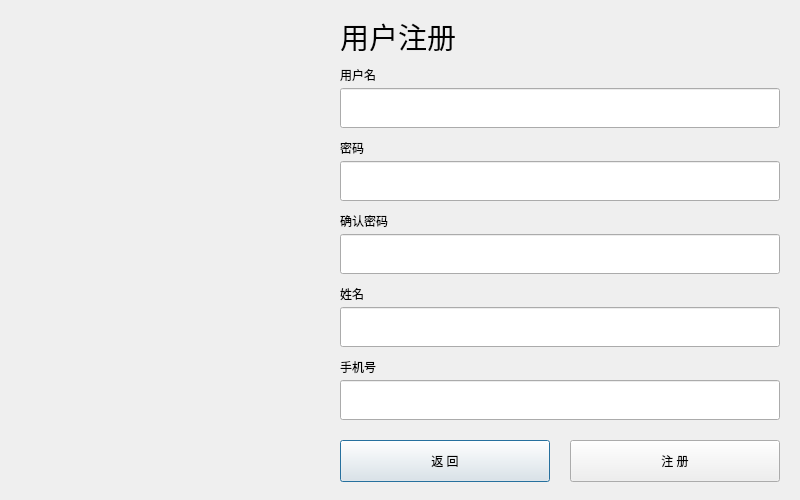
The window that UI/Register/registerdialog.ui (HeQiTZD/ParkingSystem) describes before a commit, drawn with Qt 5.
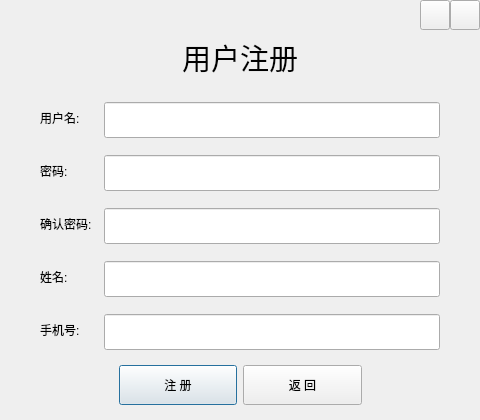
The same window after the commit.

The edit to the form file:
```diff
--- a/UI/Register/registerdialog.ui
+++ b/UI/Register/registerdialog.ui
@@ -6,29 +6,20 @@
    <rect>
     <x>0</x>
     <y>0</y>
-    <width>800</width>
-    <height>500</height>
+    <width>480</width>
+    <height>420</height>
    </rect>
   </property>
   <property name="minimumSize">
    <size>
-    <width>800</width>
-    <height>500</height>
-   </size>
-  </property>
-  <property name="maximumSize">
-   <size>
-    <width>800</width>
-    <height>500</height>
+    <width>400</width>
+    <height>380</height>
    </size>
   </property>
   <property name="windowTitle">
    <string>用户注册</string>
   </property>
-  <layout class="QHBoxLayout" name="horizontalLayout">
-   <property name="spacing">
-    <number>0</number>
-   </property>
+  <layout class="QGridLayout" name="gridLayout">
    <property name="leftMargin">
     <number>0</number>
    </property>
@@ -39,265 +30,298 @@
     <number>0</number>
    </property>
    <property name="bottomMargin">
-    <number>0</number>
+    <number>6</number>
    </property>
-   <item>
-    <widget class="QWidget" name="brandPanel" native="true">
-     <property name="sizePolicy">
-      <sizepolicy hsizetype="Preferred" vsizetype="Preferred">
-       <horstretch>2</horstretch>
-       <verstretch>0</verstretch>
-      </sizepolicy>
-     </property>
-    </widget>
-   </item>
-   <item>
-    <widget class="QWidget" name="registerPanel" native="true">
-     <property name="sizePolicy">
-      <sizepolicy hsizetype="Preferred" vsizetype="Preferred">
-       <horstretch>3</horstretch>
-       <verstretch>0</verstretch>
-      </sizepolicy>
-     </property>
+   <item row="1" column="0">
      <widget class="QLabel" name="titleLabel">
-      <property name="geometry">
-       <rect>
-        <x>20</x>
-        <y>15</y>
-        <width>150</width>
-        <height>36</height>
-       </rect>
-      </property>
+     <property name="text">
+      <string>&lt;html&gt;&lt;head/&gt;&lt;body&gt;&lt;p align=&quot;center&quot;&gt;&lt;span style=&quot; font-size:22pt;&quot;&gt;用户注册&lt;/span&gt;&lt;/p&gt;&lt;/body&gt;&lt;/html&gt;</string>
+     </property>
+    </widget>
+   </item>
+   <item row="5" column="0">
+    <spacer name="verticalSpacer_2">
+     <property name="orientation">
+      <enum>Qt::Orientation::Vertical</enum>
+     </property>
+     <property name="sizeHint" stdset="0">
+      <size>
+       <width>20</width>
+       <height>40</height>
+      </size>
+     </property>
+    </spacer>
+   </item>
+   <item row="4" column="0">
+    <layout class="QHBoxLayout" name="horizontalLayout_2" stretch="2,2,2,2">
+     <item>
+      <spacer name="horizontalSpacer_3">
+       <property name="orientation">
+        <enum>Qt::Orientation::Horizontal</enum>
+       </property>
+       <property name="sizeHint" stdset="0">
+        <size>
+         <width>40</width>
+         <height>20</height>
+        </size>
+       </property>
+      </spacer>
+     </item>
+     <item>
+      <widget class="QPushButton" name="btnRegister">
+       <property name="minimumSize">
+        <size>
+         <width>0</width>
+         <height>40</height>
+        </size>
+       </property>
       <property name="text">
-       <string>&lt;html&gt;&lt;head/&gt;&lt;body&gt;&lt;p&gt;&lt;span style=&quot; font-size:22pt;&quot;&gt;用户注册&lt;/span&gt;&lt;/p&gt;&lt;/body&gt;&lt;/html&gt;</string>
-      </property>
-     </widget>
+        <string>注 册</string>
+       </property>
+      </widget>
+     </item>
+     <item>
+      <widget class="QPushButton" name="btnBack">
+       <property name="minimumSize">
+        <size>
+         <width>0</width>
+         <height>40</height>
+        </size>
+       </property>
+       <property name="text">
+        <string>返 回</string>
+       </property>
+      </widget>
+     </item>
+     <item>
+      <spacer name="horizontalSpacer_4">
+       <property name="orientation">
+        <enum>Qt::Orientation::Horizontal</enum>
+       </property>
+       <property name="sizeHint" stdset="0">
+        <size>
+         <width>40</width>
+         <height>20</height>
+        </size>
+       </property>
+      </spacer>
+     </item>
+    </layout>
+   </item>
+   <item row="2" column="0">
+    <layout class="QHBoxLayout" name="horizontalLayout" stretch="0,1,0">
+     <item>
+      <spacer name="horizontalSpacer">
+       <property name="orientation">
+        <enum>Qt::Orientation::Horizontal</enum>
+       </property>
+       <property name="sizeHint" stdset="0">
+        <size>
+         <width>40</width>
+         <height>20</height>
+        </size>
+       </property>
+      </spacer>
+     </item>
+     <item>
+      <layout class="QFormLayout" name="formLayout">
+       <property name="horizontalSpacing">
+        <number>12</number>
+       </property>
+       <property name="verticalSpacing">
+        <number>17</number>
+       </property>
+       <item row="1" column="0">
      <widget class="QLabel" name="usernameLabel">
-      <property name="geometry">
-       <rect>
-        <x>20</x>
-        <y>65</y>
-        <width>80</width>
-        <height>20</height>
-       </rect>
-      </property>
       <property name="text">
-       <string>用户名</string>
-      </property>
-     </widget>
+          <string>用户名:</string>
+         </property>
+        </widget>
+       </item>
+       <item row="1" column="1">
      <widget class="QLineEdit" name="txtUsername">
-      <property name="geometry">
-       <rect>
-        <x>20</x>
-        <y>88</y>
-        <width>440</width>
-        <height>40</height>
-       </rect>
-      </property>
       <property name="minimumSize">
        <size>
-        <width>440</width>
-        <height>40</height>
-       </size>
-      </property>
-      <property name="maximumSize">
-       <size>
-        <width>440</width>
-        <height>40</height>
+           <width>0</width>
+           <height>36</height>
        </size>
       </property>
      </widget>
+       </item>
+       <item row="2" column="0">
      <widget class="QLabel" name="passwordLabel">
-      <property name="geometry">
-       <rect>
-        <x>20</x>
-        <y>138</y>
-        <width>80</width>
-        <height>20</height>
-       </rect>
-      </property>
       <property name="text">
-       <string>密码</string>
-      </property>
-     </widget>
+          <string>密码:</string>
+         </property>
+        </widget>
+       </item>
+       <item row="2" column="1">
      <widget class="QLineEdit" name="txtPassword">
-      <property name="geometry">
-       <rect>
-        <x>20</x>
-        <y>161</y>
-        <width>440</width>
-        <height>40</height>
-       </rect>
-      </property>
       <property name="minimumSize">
        <size>
-        <width>440</width>
-        <height>40</height>
-       </size>
-      </property>
-      <property name="maximumSize">
-       <size>
-        <width>440</width>
-        <height>40</height>
+           <width>0</width>
+           <height>36</height>
        </size>
       </property>
      </widget>
+       </item>
+       <item row="3" column="0">
      <widget class="QLabel" name="confirmPasswordLabel">
-      <property name="geometry">
-       <rect>
-        <x>20</x>
-        <y>211</y>
-        <width>80</width>
-        <height>20</height>
-       </rect>
-      </property>
       <property name="text">
-       <string>确认密码</string>
-      </property>
-     </widget>
+          <string>确认密码:</string>
+         </property>
+        </widget>
+       </item>
+       <item row="3" column="1">
      <widget class="QLineEdit" name="txtConfirmPassword">
-      <property name="geometry">
-       <rect>
-        <x>20</x>
-        <y>234</y>
-        <width>440</width>
-        <height>40</height>
-       </rect>
-      </property>
       <property name="minimumSize">
        <size>
-        <width>440</width>
-        <height>40</height>
-       </size>
-      </property>
-      <property name="maximumSize">
-       <size>
-        <width>440</width>
-        <height>40</height>
+           <width>0</width>
+           <height>36</height>
        </size>
       </property>
      </widget>
+       </item>
+       <item row="4" column="0">
      <widget class="QLabel" name="nameLabel">
-      <property name="geometry">
-       <rect>
-        <x>20</x>
-        <y>284</y>
-        <width>80</width>
-        <height>20</height>
-       </rect>
-      </property>
       <property name="text">
-       <string>姓名</string>
-      </property>
-     </widget>
+          <string>姓名:</string>
+         </property>
+        </widget>
+       </item>
+       <item row="4" column="1">
      <widget class="QLineEdit" name="txtName">
-      <property name="geometry">
-       <rect>
-        <x>20</x>
-        <y>307</y>
-        <width>440</width>
-        <height>40</height>
-       </rect>
-      </property>
       <property name="minimumSize">
        <size>
-        <width>440</width>
-        <height>40</height>
-       </size>
-      </property>
-      <property name="maximumSize">
-       <size>
-        <width>440</width>
-        <height>40</height>
+           <width>0</width>
+           <height>36</height>
        </size>
       </property>
      </widget>
+       </item>
+       <item row="5" column="0">
      <widget class="QLabel" name="phoneLabel">
-      <property name="geometry">
-       <rect>
-        <x>20</x>
-        <y>357</y>
-        <width>80</width>
-        <height>20</height>
-       </rect>
-      </property>
       <property name="text">
-       <string>手机号</string>
-      </property>
-     </widget>
+          <string>手机号:</string>
+         </property>
+        </widget>
+       </item>
+       <item row="5" column="1">
      <widget class="QLineEdit" name="txtPhone">
-      <property name="geometry">
-       <rect>
-        <x>20</x>
-        <y>380</y>
-        <width>440</width>
-        <height>40</height>
-       </rect>
-      </property>
       <property name="minimumSize">
        <size>
-        <width>440</width>
-        <height>40</height>
-       </size>
-      </property>
-      <property name="maximumSize">
+           <width>0</width>
+           <height>36</height>
+          </size>
+         </property>
+        </widget>
+       </item>
+       <item row="0" column="1">
+        <spacer name="verticalSpacer">
+         <property name="orientation">
+          <enum>Qt::Orientation::Vertical</enum>
+         </property>
+         <property name="sizeType">
+          <enum>QSizePolicy::Policy::Fixed</enum>
+         </property>
+         <property name="sizeHint" stdset="0">
        <size>
-        <width>440</width>
-        <height>40</height>
-       </size>
-      </property>
-     </widget>
-     <widget class="QPushButton" name="btnBack">
-      <property name="geometry">
-       <rect>
-        <x>20</x>
-        <y>440</y>
-        <width>210</width>
-        <height>42</height>
-       </rect>
-      </property>
+           <width>20</width>
+           <height>0</height>
+          </size>
+         </property>
+        </spacer>
+       </item>
+      </layout>
+     </item>
+     <item>
+      <spacer name="horizontalSpacer_2">
+       <property name="orientation">
+        <enum>Qt::Orientation::Horizontal</enum>
+       </property>
+       <property name="sizeHint" stdset="0">
+        <size>
+         <width>40</width>
+         <height>20</height>
+        </size>
+       </property>
+      </spacer>
+     </item>
+    </layout>
+   </item>
+   <item row="0" column="0">
+    <layout class="QHBoxLayout" name="titleBarLayout">
+     <property name="spacing">
+      <number>0</number>
+     </property>
+     <item>
+      <spacer name="titleBarSpacer">
+       <property name="orientation">
+        <enum>Qt::Orientation::Horizontal</enum>
+       </property>
+       <property name="sizeType">
+        <enum>QSizePolicy::Policy::Expanding</enum>
+       </property>
+       <property name="sizeHint" stdset="0">
+        <size>
+         <width>98</width>
+         <height>0</height>
+        </size>
+       </property>
+      </spacer>
+     </item>
+     <item>
+      <widget class="QPushButton" name="minimizeButton">
       <property name="minimumSize">
        <size>
-        <width>210</width>
-        <height>42</height>
+         <width>30</width>
+         <height>30</height>
        </size>
       </property>
       <property name="maximumSize">
        <size>
-        <width>210</width>
-        <height>42</height>
+         <width>30</width>
+         <height>30</height>
        </size>
       </property>
       <property name="text">
-       <string>返 回</string>
-      </property>
-     </widget>
-     <widget class="QPushButton" name="btnRegister">
-      <property name="geometry">
-       <rect>
-        <x>250</x>
-        <y>440</y>
-        <width>210</width>
-        <height>42</height>
-       </rect>
-      </property>
+        <string/>
+       </property>
+      </widget>
+     </item>
+     <item>
+      <widget class="QPushButton" name="closeButton">
       <property name="minimumSize">
        <size>
-        <width>210</width>
-        <height>42</height>
+         <width>30</width>
+         <height>30</height>
        </size>
       </property>
       <property name="maximumSize">
        <size>
-        <width>210</width>
-        <height>42</height>
+         <width>30</width>
+         <height>30</height>
        </size>
       </property>
       <property name="text">
-       <string>注 册</string>
-      </property>
-     </widget>
-    </widget>
+        <string/>
+       </property>
+      </widget>
+     </item>
+    </layout>
+   </item>
+   <item row="3" column="0">
+    <spacer name="verticalSpacer_3">
+     <property name="orientation">
+      <enum>Qt::Orientation::Vertical</enum>
+     </property>
+     <property name="sizeHint" stdset="0">
+      <size>
+       <width>20</width>
+       <height>40</height>
+      </size>
+     </property>
+    </spacer>
    </item>
   </layout>
  </widget>
```
Lines whose indentation alone changed are shown as unchanged.
